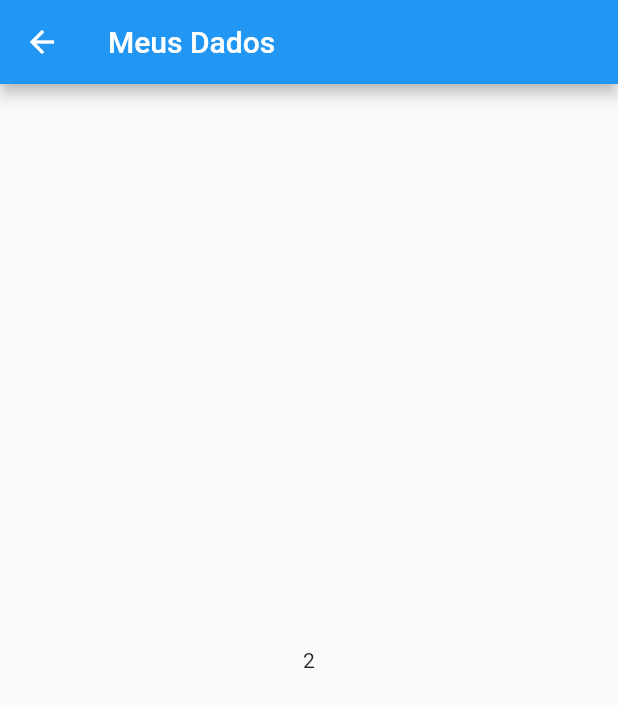
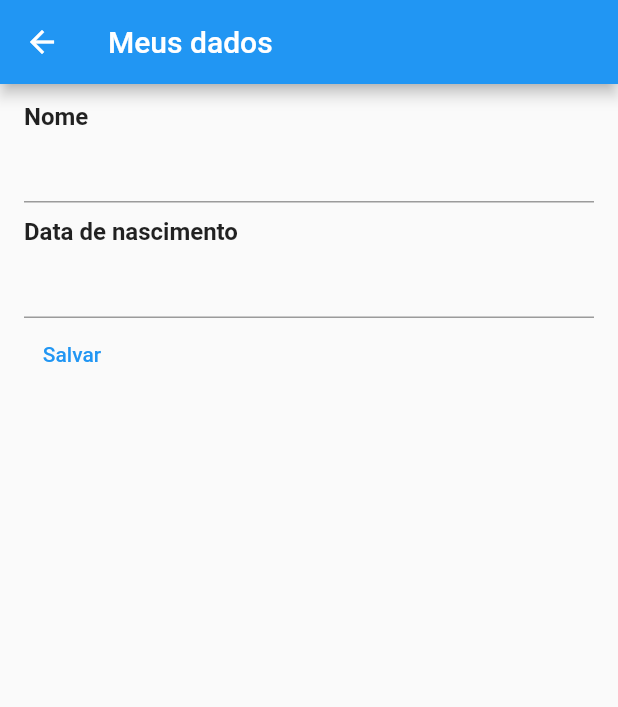
Before and after one commit to ashenOneDev/trilhaapp, a Flutter app: the MainPage screen opened directly, in the side drawer, after a tap on "Meus Dados", on a phone screen of 412 x 824 dp. Shown: the top 707 px of the screen. Run offline on Flutter 3.47's test engine with Material 2 defaults, Android fonts, the phone set to English and light mode, and no system bars; network calls fail.

Commit message:
add datePick e textLabel widgets

```diff
--- a/lib/pages/dados_cadastro_page.dart
+++ b/lib/pages/dados_cadastro_page.dart
@@ -1,22 +1,61 @@
 import 'package:flutter/material.dart';
+import 'package:trilhaap/shared/widgets/text_label.dart';
 
-class DadosCadastroPage extends StatelessWidget {
-  final String texto;
-  final List<String> dados;
-  const DadosCadastroPage(
-      {super.key, required this.texto, required this.dados});
+class DadosCadastroPage extends StatefulWidget {
+  const DadosCadastroPage({super.key});
+
+  @override
+  State<DadosCadastroPage> createState() => _DadosCadastroPageState();
+}
+
+class _DadosCadastroPageState extends State<DadosCadastroPage> {
+  var nomeController = TextEditingController(text: "");
+  var dataNascimentoController = TextEditingController(text: "");
+  DateTime? dataNascimento;
 
   @override
   Widget build(BuildContext context) {
     return SafeArea(
       child: Scaffold(
-        appBar: AppBar(
-          title: Text(texto),
-        ),
-        body: Center(
-          child: Text(dados.length.toString()),
-        ),
-      ),
+          appBar: AppBar(
+            title: const Text("Meus dados"),
+          ),
+          body: Padding(
+            padding: const EdgeInsets.symmetric(vertical: 12, horizontal: 16),
+            child: Column(
+              crossAxisAlignment: CrossAxisAlignment.start,
+              children: [
+                const TextLabel(texto: "Nome"),
+                TextField(
+                  controller: nomeController,
+                ),
+                const SizedBox(
+                  height: 10,
+                ),
+                const TextLabel(texto: "Data de nascimento"),
+                TextField(
+                  controller: dataNascimentoController,
+                  readOnly: true,
+                  onTap: () async {
+                    var date = await showDatePicker(
+                        context: context,
+                        initialDate: DateTime(2000, 1, 1),
+                        firstDate: DateTime(1900, 5, 1),
+                        lastDate: DateTime(2023, 10, 23));
+                    if (date != null) {
+                      dataNascimentoController.text = date.toString();
+                      dataNascimento = date;
+                    }
+                  },
+                ),
+                TextButton(
+                    onPressed: () {
+                      debugPrint(nomeController.text);
+                    },
+                    child: const Text("Salvar"))
+              ],
+            ),
+          )),
     );
   }
 }
--- a/lib/pages/main_page.dart
+++ b/lib/pages/main_page.dart
@@ -40,10 +40,7 @@ class _MainPageState extends State<MainPage> {
                     Navigator.push(
                         context,
                         MaterialPageRoute(
-                            builder: (context) => const DadosCadastroPage(
-                                  texto: "Meus Dados",
-                                  dados: ["Nome", "Endereço"],
-                                )));
+                            builder: (context) => const DadosCadastroPage()));
                   },
                 ),
                 const SizedBox(
--- /dev/null
+++ b/lib/shared/widgets/text_label.dart
@@ -0,0 +1,14 @@
+import 'package:flutter/material.dart';
+
+class TextLabel extends StatelessWidget {
+  final String texto;
+  const TextLabel({super.key, required this.texto});
+
+  @override
+  Widget build(BuildContext context) {
+    return Text(
+      texto,
+      style: const TextStyle(fontSize: 16, fontWeight: FontWeight.w700),
+    );
+  }
+}
```
